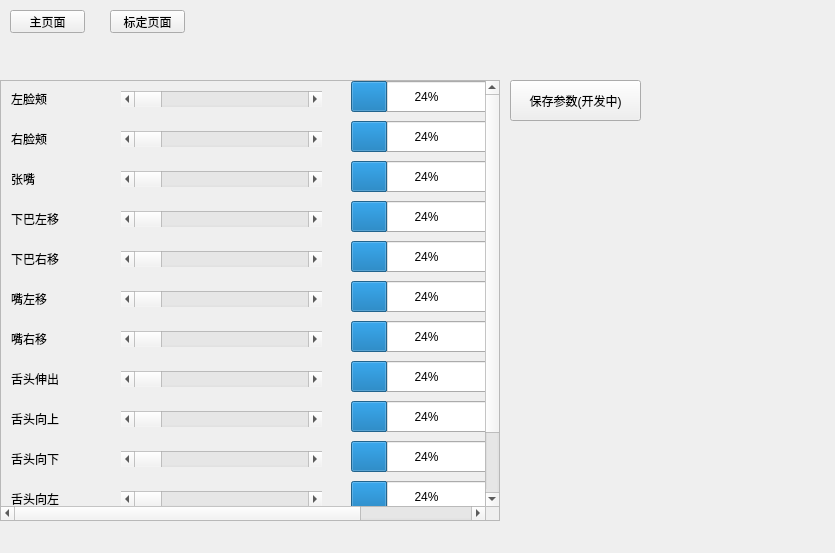
Qt form ui/main_window.ui (paper-tei/paper_tracker) before a commit.
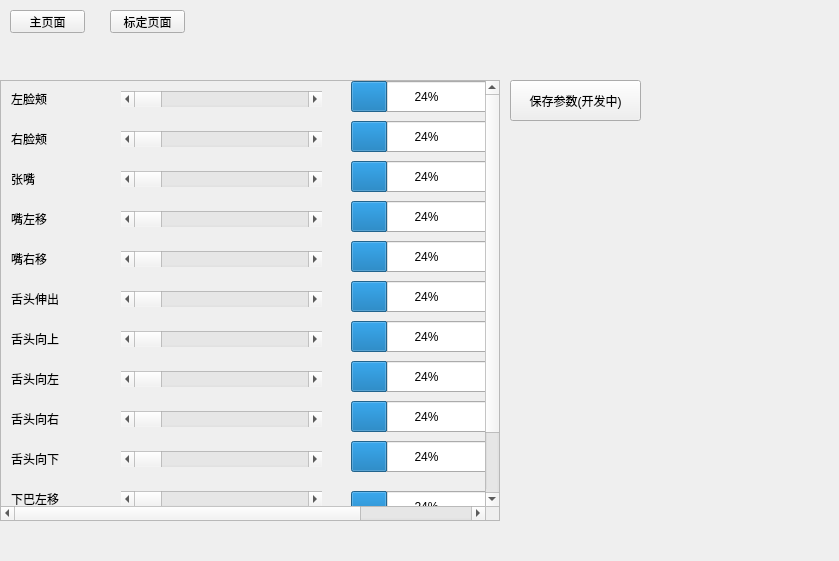
The same form after that commit. The open tabs and pages were chosen to show the change.

Commit message: ui形态键汉化

Patch:
```diff
--- a/ui/main_window.ui
+++ b/ui/main_window.ui
@@ -6,8 +6,8 @@
    <rect>
     <x>0</x>
     <y>0</y>
-    <width>835</width>
-    <height>553</height>
+    <width>839</width>
+    <height>561</height>
    </rect>
   </property>
   <property name="windowTitle">
@@ -26,7 +26,7 @@
     </rect>
    </property>
    <property name="currentIndex">
-    <number>0</number>
+    <number>1</number>
    </property>
    <widget class="QWidget" name="page">
     <widget class="QLabel" name="ImageLabel">
@@ -262,9 +262,9 @@
     <widget class="QComboBox" name="EnergyModeBox">
      <property name="geometry">
       <rect>
-       <x>400</x>
+       <x>390</x>
        <y>170</y>
-       <width>80</width>
+       <width>90</width>
        <height>23</height>
       </rect>
      </property>
@@ -355,7 +355,7 @@
        <property name="geometry">
         <rect>
          <x>10</x>
-         <y>210</y>
+         <y>130</y>
          <width>91</width>
          <height>16</height>
         </rect>
@@ -368,7 +368,7 @@
        <property name="geometry">
         <rect>
          <x>10</x>
-         <y>330</y>
+         <y>250</y>
          <width>91</width>
          <height>16</height>
         </rect>
@@ -394,7 +394,7 @@
        <property name="geometry">
         <rect>
          <x>10</x>
-         <y>410</y>
+         <y>290</y>
          <width>91</width>
          <height>16</height>
         </rect>
@@ -420,7 +420,7 @@
        <property name="geometry">
         <rect>
          <x>10</x>
-         <y>250</y>
+         <y>170</y>
          <width>91</width>
          <height>16</height>
         </rect>
@@ -429,19 +429,6 @@
         <string>嘴右移</string>
        </property>
       </widget>
-      <widget class="QLabel" name="label_9">
-       <property name="geometry">
-        <rect>
-         <x>10</x>
-         <y>170</y>
-         <width>91</width>
-         <height>16</height>
-        </rect>
-       </property>
-       <property name="text">
-        <string>下巴右移</string>
-       </property>
-      </widget>
       <widget class="QLabel" name="label_14">
        <property name="geometry">
         <rect>
@@ -455,24 +442,11 @@
         <string>舌头向下</string>
        </property>
       </widget>
-      <widget class="QLabel" name="label_8">
-       <property name="geometry">
-        <rect>
-         <x>10</x>
-         <y>130</y>
-         <width>91</width>
-         <height>16</height>
-        </rect>
-       </property>
-       <property name="text">
-        <string>下巴左移</string>
-       </property>
-      </widget>
       <widget class="QLabel" name="label_12">
        <property name="geometry">
         <rect>
          <x>10</x>
-         <y>290</y>
+         <y>210</y>
          <width>91</width>
          <height>16</height>
         </rect>
@@ -485,7 +459,7 @@
        <property name="geometry">
         <rect>
          <x>10</x>
-         <y>450</y>
+         <y>330</y>
          <width>91</width>
          <height>16</height>
         </rect>
@@ -520,19 +494,6 @@
         <number>24</number>
        </property>
       </widget>
-      <widget class="QProgressBar" name="JawLeftValue">
-       <property name="geometry">
-        <rect>
-         <x>350</x>
-         <y>120</y>
-         <width>151</width>
-         <height>31</height>
-        </rect>
-       </property>
-       <property name="value">
-        <number>24</number>
-       </property>
-      </widget>
       <widget class="QProgressBar" name="JawOpenValue">
        <property name="geometry">
         <rect>
@@ -550,20 +511,7 @@
        <property name="geometry">
         <rect>
          <x>350</x>
-         <y>200</y>
-         <width>151</width>
-         <height>31</height>
-        </rect>
-       </property>
-       <property name="value">
-        <number>24</number>
-       </property>
-      </widget>
-      <widget class="QProgressBar" name="JawRightValue">
-       <property name="geometry">
-        <rect>
-         <x>350</x>
-         <y>160</y>
+         <y>120</y>
          <width>151</width>
          <height>31</height>
         </rect>
@@ -576,7 +524,7 @@
        <property name="geometry">
         <rect>
          <x>350</x>
-         <y>280</y>
+         <y>200</y>
          <width>151</width>
          <height>31</height>
         </rect>
@@ -589,7 +537,7 @@
        <property name="geometry">
         <rect>
          <x>350</x>
-         <y>240</y>
+         <y>160</y>
          <width>151</width>
          <height>31</height>
         </rect>
@@ -615,7 +563,7 @@
        <property name="geometry">
         <rect>
          <x>350</x>
-         <y>320</y>
+         <y>240</y>
          <width>151</width>
          <height>31</height>
         </rect>
@@ -628,7 +576,7 @@
        <property name="geometry">
         <rect>
          <x>350</x>
-         <y>440</y>
+         <y>320</y>
          <width>151</width>
          <height>31</height>
         </rect>
@@ -641,7 +589,7 @@
        <property name="geometry">
         <rect>
          <x>350</x>
-         <y>400</y>
+         <y>280</y>
          <width>151</width>
          <height>31</height>
         </rect>
@@ -689,37 +637,11 @@
         <enum>Qt::Orientation::Horizontal</enum>
        </property>
       </widget>
-      <widget class="QScrollBar" name="JawLeftBar">
-       <property name="geometry">
-        <rect>
-         <x>120</x>
-         <y>130</y>
-         <width>201</width>
-         <height>16</height>
-        </rect>
-       </property>
-       <property name="orientation">
-        <enum>Qt::Orientation::Horizontal</enum>
-       </property>
-      </widget>
       <widget class="QScrollBar" name="MouthLeftBar">
        <property name="geometry">
         <rect>
          <x>120</x>
-         <y>210</y>
-         <width>201</width>
-         <height>16</height>
-        </rect>
-       </property>
-       <property name="orientation">
-        <enum>Qt::Orientation::Horizontal</enum>
-       </property>
-      </widget>
-      <widget class="QScrollBar" name="JawRightBar">
-       <property name="geometry">
-        <rect>
-         <x>120</x>
-         <y>170</y>
+         <y>130</y>
          <width>201</width>
          <height>16</height>
         </rect>
@@ -732,7 +654,7 @@
        <property name="geometry">
         <rect>
          <x>120</x>
-         <y>290</y>
+         <y>210</y>
          <width>201</width>
          <height>16</height>
         </rect>
@@ -745,7 +667,7 @@
        <property name="geometry">
         <rect>
          <x>120</x>
-         <y>250</y>
+         <y>170</y>
          <width>201</width>
          <height>16</height>
         </rect>
@@ -771,7 +693,7 @@
        <property name="geometry">
         <rect>
          <x>120</x>
-         <y>330</y>
+         <y>250</y>
          <width>201</width>
          <height>16</height>
         </rect>
@@ -784,7 +706,7 @@
        <property name="geometry">
         <rect>
          <x>120</x>
-         <y>450</y>
+         <y>330</y>
          <width>201</width>
          <height>16</height>
         </rect>
@@ -797,7 +719,59 @@
        <property name="geometry">
         <rect>
          <x>120</x>
+         <y>290</y>
+         <width>201</width>
+         <height>16</height>
+        </rect>
+       </property>
+       <property name="orientation">
+        <enum>Qt::Orientation::Horizontal</enum>
+       </property>
+      </widget>
+      <widget class="QLabel" name="label_8">
+       <property name="geometry">
+        <rect>
+         <x>10</x>
          <y>410</y>
+         <width>91</width>
+         <height>16</height>
+        </rect>
+       </property>
+       <property name="text">
+        <string>下巴左移</string>
+       </property>
+      </widget>
+      <widget class="QProgressBar" name="JawRightValue">
+       <property name="geometry">
+        <rect>
+         <x>350</x>
+         <y>450</y>
+         <width>151</width>
+         <height>31</height>
+        </rect>
+       </property>
+       <property name="value">
+        <number>24</number>
+       </property>
+      </widget>
+      <widget class="QProgressBar" name="JawLeftValue">
+       <property name="geometry">
+        <rect>
+         <x>350</x>
+         <y>410</y>
+         <width>151</width>
+         <height>31</height>
+        </rect>
+       </property>
+       <property name="value">
+        <number>24</number>
+       </property>
+      </widget>
+      <widget class="QScrollBar" name="JawRightBar">
+       <property name="geometry">
+        <rect>
+         <x>120</x>
+         <y>450</y>
          <width>201</width>
          <height>16</height>
         </rect>
@@ -806,6 +780,32 @@
         <enum>Qt::Orientation::Horizontal</enum>
        </property>
       </widget>
+      <widget class="QScrollBar" name="JawLeftBar">
+       <property name="geometry">
+        <rect>
+         <x>120</x>
+         <y>410</y>
+         <width>201</width>
+         <height>16</height>
+        </rect>
+       </property>
+       <property name="orientation">
+        <enum>Qt::Orientation::Horizontal</enum>
+       </property>
+      </widget>
+      <widget class="QLabel" name="label_9">
+       <property name="geometry">
+        <rect>
+         <x>10</x>
+         <y>450</y>
+         <width>91</width>
+         <height>16</height>
+        </rect>
+       </property>
+       <property name="text">
+        <string>下巴右移</string>
+       </property>
+      </widget>
      </widget>
     </widget>
     <widget class="QPushButton" name="SaveParamConfigButton">
```
The commit also changes 1 other file.
